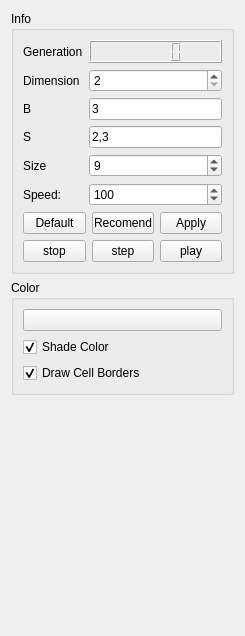
Qt form panel/panel.ui (BigCubeCat/GameOfLife) before a commit.
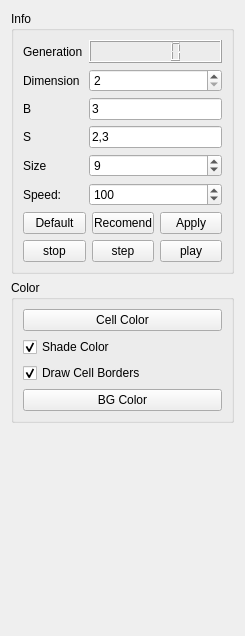
The same form after that commit.

Commit message: bg color

Patch:
```diff
--- a/panel/panel.ui
+++ b/panel/panel.ui
@@ -200,7 +200,7 @@
       <item row="0" column="0">
        <widget class="QPushButton" name="colorButton">
         <property name="text">
-         <string/>
+         <string>Cell Color</string>
         </property>
        </widget>
       </item>
@@ -224,6 +224,13 @@
         </property>
        </widget>
       </item>
+      <item row="3" column="0">
+       <widget class="QPushButton" name="bgButton">
+        <property name="text">
+         <string>BG Color</string>
+        </property>
+       </widget>
+      </item>
      </layout>
     </widget>
    </item>
```
The commit also changes 4 other files.
